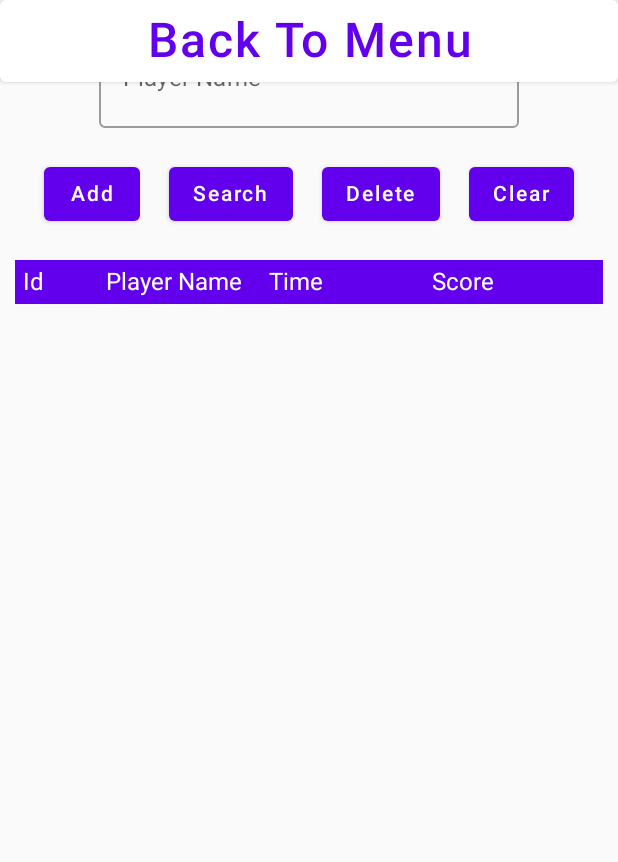
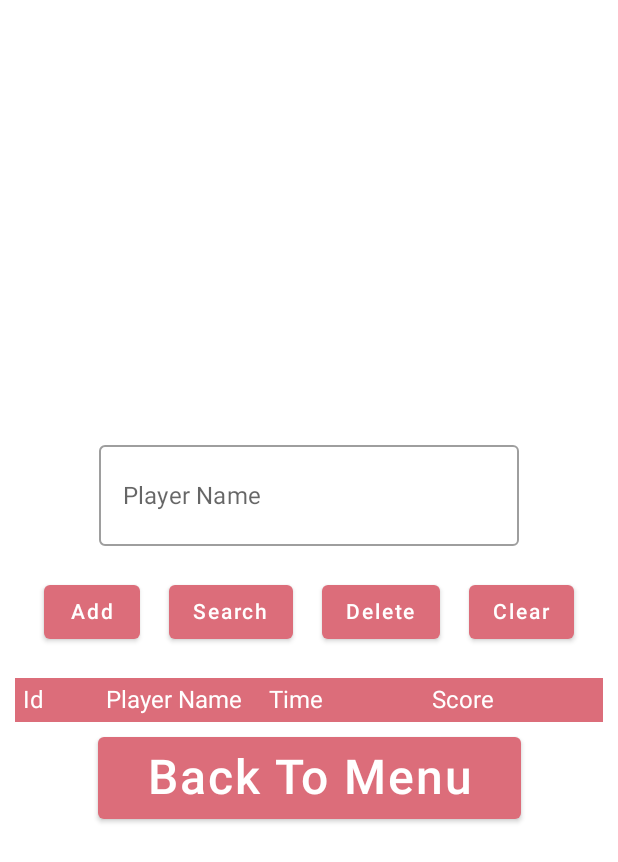
Before and after one commit to AlvaroS11/moviles, an Android app built with Jetpack Compose: the MainScreen screen opened through its navigation route, after a tap on "Ranking", on a phone screen of 412 x 824 dp. Shown: the top 862 px of the screen. Run offline under Robolectric (Android 15) with nearby library versions, the phone set to English and light mode, and no system bars; our stand-ins replace Room's generated code, livedata-compose.

Commit message:
Visual Update

```diff
--- a/DatingOrRelated/app/src/main/java/com/example/datingorrelated/Constants.kt
+++ b/DatingOrRelated/app/src/main/java/com/example/datingorrelated/Constants.kt
@@ -5,9 +5,9 @@ object Constants {
         val questionsList = ArrayList<Question>()
 
 
-        val q1 = Question(1, "Zeus/Hera", R.drawable.zeus, R.drawable.hera, "Both")
-        val q2 = Question(1, "Zeus/Metis", R.drawable.zeus, R.drawable.metis, "Dating")
-        val q3 = Question(1, "Zeus/Hestia", R.drawable.zeus, R.drawable.hestia, "Related")
+        val q1 = Question(1, "Zeus & Hera", R.drawable.zeus, R.drawable.hera, "Both")
+        val q2 = Question(1, "Zeus & Metis", R.drawable.zeus, R.drawable.metis, "Dating")
+        val q3 = Question(1, "Zeus & Hestia", R.drawable.zeus, R.drawable.hestia, "Related")
 
         questionsList.add(q1)
         questionsList.add(q2)
--- a/DatingOrRelated/app/src/main/java/com/example/datingorrelated/SC_Loading.kt
+++ b/DatingOrRelated/app/src/main/java/com/example/datingorrelated/SC_Loading.kt
@@ -1,17 +1,20 @@
 package com.example.datingorrelated
 
+import androidx.compose.foundation.Image
 import androidx.compose.foundation.background
-import androidx.compose.foundation.layout.Arrangement
-import androidx.compose.foundation.layout.Column
-import androidx.compose.foundation.layout.fillMaxHeight
-import androidx.compose.foundation.layout.fillMaxWidth
+import androidx.compose.foundation.border
+import androidx.compose.foundation.layout.*
+import androidx.compose.foundation.shape.CircleShape
 import androidx.compose.material.Button
 import androidx.compose.material.MaterialTheme
 import androidx.compose.material.Text
 import androidx.compose.runtime.Composable
 import androidx.compose.ui.Alignment
 import androidx.compose.ui.Modifier
+import androidx.compose.ui.draw.clip
+import androidx.compose.ui.res.painterResource
 import androidx.compose.ui.text.style.TextAlign
+import androidx.compose.ui.unit.dp
 import androidx.compose.ui.unit.sp
 import androidx.navigation.NavController
 
@@ -23,20 +26,36 @@ fun LoadingScreen(navController: NavController){
             .fillMaxHeight()
             .background(MaterialTheme.colors.background),
         verticalArrangement = Arrangement.Center,
-        horizontalAlignment = Alignment.CenterHorizontally
+        horizontalAlignment = Alignment.CenterHorizontally,
     ) {
+        Image(
+            painter = painterResource(R.drawable.zeus),
+            contentDescription = null,
+            modifier = Modifier
+                .size(250.dp)
+                .clip(CircleShape)
+                .border(10.dp, MaterialTheme.colors.primary, CircleShape)
+        )
+        Spacer(modifier = Modifier.size(30.dp))
         Button(
             onClick = {
                 navController.navigate(Screen.MainScreen.route)
             }
         ) {
             Text(
-            text = "Press anywhere to continue",
+            text = "DATING OR RELATED",
             fontSize = 32.sp,
             color = MaterialTheme.colors.onPrimary,
+            textAlign = TextAlign.Center
+            )
+
+        }
+        Text(
+            text = "Press the tittle to start",
+            fontSize = 24.sp,
+            color = MaterialTheme.colors.secondaryVariant,
             modifier = Modifier.fillMaxWidth(),
             textAlign = TextAlign.Center
-            )
-        }
+        )
     }
 }
--- a/DatingOrRelated/app/src/main/java/com/example/datingorrelated/SC_MainScreen.kt
+++ b/DatingOrRelated/app/src/main/java/com/example/datingorrelated/SC_MainScreen.kt
@@ -4,8 +4,10 @@ import android.app.Activity
 import android.media.MediaPlayer
 import android.util.Log
 import androidx.compose.foundation.background
+import androidx.compose.foundation.border
 import androidx.compose.foundation.layout.*
 import androidx.compose.foundation.lazy.LazyColumn
+import androidx.compose.foundation.shape.CircleShape
 import androidx.compose.material.*
 import androidx.compose.material.icons.Icons
 import androidx.compose.material.icons.filled.Settings
@@ -13,6 +15,7 @@ import androidx.compose.runtime.*
 import androidx.compose.runtime.saveable.rememberSaveable
 import androidx.compose.ui.Alignment
 import androidx.compose.ui.Modifier
+import androidx.compose.ui.draw.clip
 import androidx.compose.ui.platform.LocalContext
 import androidx.compose.ui.text.style.TextAlign
 import androidx.compose.ui.unit.dp
@@ -30,7 +33,7 @@ var volume = 1f
 @Composable
 fun TopBar(scope: CoroutineScope, scaffoldState: ScaffoldState){
     TopAppBar (
-        //modifier = Modifier.background(MaterialTheme.colors.primary),
+        modifier = Modifier.background(MaterialTheme.colors.primary),
         title = {Text(text = "Dating or Related",
             color = MaterialTheme.colors.onPrimary)},
         navigationIcon = {
@@ -233,6 +236,7 @@ fun MainScreenContent(navController: NavController){
             modifier = Modifier.fillMaxWidth(),
             textAlign = TextAlign.Center
         )
+        Spacer(modifier = Modifier.size(10.dp))
         Button(
             onClick = {
                 navController.navigate(Screen.IntroName.route)
@@ -243,39 +247,42 @@ fun MainScreenContent(navController: NavController){
                 text = "Start Game!",
                 fontSize = 32.sp,
                 color = MaterialTheme.colors.onPrimary,
-                modifier = Modifier.fillMaxWidth(),
                 textAlign = TextAlign.Center
             )
+
         }
+        Spacer(modifier = Modifier.size(10.dp))
         Button(
             onClick = {
                 navController.navigate(Screen.CreditsScreen.route)
             },
-            colors = ButtonDefaults.buttonColors(backgroundColor = MaterialTheme.colors.primary)
+            colors = ButtonDefaults.buttonColors(backgroundColor = MaterialTheme.colors.secondary)
         ) {
             Text(
                 text = "Credits",
                 fontSize = 32.sp,
                 color = MaterialTheme.colors.onPrimary,
-                modifier = Modifier.fillMaxWidth(),
+                modifier = Modifier.width(150.dp),
                 textAlign = TextAlign.Center
             )
         }
+        Spacer(modifier = Modifier.size(10.dp))
 
         Button(
             onClick = {
                 navController.navigate(Screen.RankingScreen.route)
             },
-            colors = ButtonDefaults.buttonColors(backgroundColor = MaterialTheme.colors.background)
+            colors = ButtonDefaults.buttonColors(backgroundColor = MaterialTheme.colors.secondary)
         ) {
             Text(
                 text = "Ranking",
                 fontSize = 32.sp,
-                color = MaterialTheme.colors.primary,
-                modifier = Modifier.fillMaxWidth(),
+                color = MaterialTheme.colors.onPrimary,
+                modifier = Modifier.width(150.dp),
                 textAlign = TextAlign.Center
             )
         }
+        Spacer(modifier = Modifier.size(10.dp))
 
         val activity = (LocalContext.current as? Activity)
 
@@ -283,12 +290,13 @@ fun MainScreenContent(navController: NavController){
             onClick = {
                 activity?.finish()
             },
+            colors = ButtonDefaults.buttonColors(backgroundColor = MaterialTheme.colors.onPrimary)
         ) {
             Text(
                 text = "Exit",
                 fontSize = 24.sp,
-                color = MaterialTheme.colors.secondary,
-                modifier = Modifier.fillMaxWidth(),
+                color = MaterialTheme.colors.error,
+                modifier = Modifier.width(100.dp),
                 textAlign = TextAlign.Center
             )
         }
--- a/DatingOrRelated/app/src/main/java/com/example/datingorrelated/SC_Ranking.kt
+++ b/DatingOrRelated/app/src/main/java/com/example/datingorrelated/SC_Ranking.kt
@@ -10,6 +10,7 @@ import androidx.compose.material.*
 import androidx.compose.runtime.*
 import androidx.compose.runtime.livedata.observeAsState
 import androidx.compose.ui.Alignment
+import androidx.compose.ui.Alignment.Companion.CenterVertically
 import androidx.compose.ui.Modifier
 import androidx.compose.ui.graphics.Color
 import androidx.compose.ui.platform.LocalContext
@@ -72,9 +73,12 @@ fun Ranking(allGames: List<GameStats>, searchResults: List<GameStats>, viewModel
     }
 
     Column(
-        horizontalAlignment = Alignment.CenterHorizontally,
         modifier = Modifier
             .fillMaxWidth()
+            .fillMaxHeight()
+            .background(MaterialTheme.colors.background),
+        verticalArrangement = Arrangement.Center,
+        horizontalAlignment = Alignment.CenterHorizontally,
     ) {
         CustomTextField(
             title = "Player Name",
@@ -143,6 +147,7 @@ fun Ranking(allGames: List<GameStats>, searchResults: List<GameStats>, viewModel
             Modifier
                 .fillMaxWidth()
                 .padding(10.dp)
+                .background(MaterialTheme.colors.secondary)
         ) {
             val list = if (searching) searchResults else allGames
 
@@ -157,21 +162,22 @@ fun Ranking(allGames: List<GameStats>, searchResults: List<GameStats>, viewModel
                 )
             }
         }
-    }
         Button(
             onClick = {
                 navController.navigate(Screen.MainScreen.route)
             },
-        colors = ButtonDefaults.buttonColors(backgroundColor = MaterialTheme.colors.background)
+            colors = ButtonDefaults.buttonColors(backgroundColor = MaterialTheme.colors.primary)
         ) {
             Text(
                 text = "Back To Menu",
                 fontSize = 32.sp,
-            color = MaterialTheme.colors.primary,
-            modifier = Modifier.fillMaxWidth(),
+                color = MaterialTheme.colors.background,
+                modifier = Modifier.width(250.dp),
                 textAlign = TextAlign.Center
             )
         }
+    }
+
 
 }
 
--- a/DatingOrRelated/app/src/main/java/com/example/datingorrelated/ui/theme/Color.kt
+++ b/DatingOrRelated/app/src/main/java/com/example/datingorrelated/ui/theme/Color.kt
@@ -7,3 +7,8 @@ val Purple500 = Color(0xFF6200EE)
 val Purple700 = Color(0xFF3700B3)
 val Teal200 = Color(0xFF03DAC5)
 val Red200 = Color(0xFF0000)
+val Peach0 = Color(0xFFE9AAB9)
+val Peach1 = Color(0xFFEB8591)
+val Peach2 = Color(0xFFDC6D7A)
+val Teal0 = Color(0xFF8FD1D9)
+val Teal1 = Color(0xFF73BAC3)
--- a/DatingOrRelated/app/src/main/res/values/themes.xml
+++ b/DatingOrRelated/app/src/main/res/values/themes.xml
@@ -2,6 +2,6 @@
 <resources>
 
     <style name="Theme.DatingOrRelated" parent="android:Theme.Material.Light.NoActionBar">
-        <item name="android:statusBarColor">@color/purple_700</item>
+        <item name="android:statusBarColor">@color/peach_700</item>
     </style>
 </resources>
```
Also changed, not shown: DatingOrRelated/app/src/main/java/com/example/datingorrelated/SC_CreditsScreen.kt (+9 -9 lines), DatingOrRelated/app/src/main/java/com/example/datingorrelated/SC_EndGameScreen.kt (+26 -13 lines), DatingOrRelated/app/src/main/java/com/example/datingorrelated/SC_GameScreen.kt (+28 -9 lines), DatingOrRelated/app/src/main/java/com/example/datingorrelated/SC_SelectName.kt (+6 -1 lines), DatingOrRelated/app/src/main/java/com/example/datingorrelated/ui/theme/Theme.kt (+7 -6 lines), DatingOrRelated/app/src/main/res/values/colors.xml (+5 -5 lines). Lines whose indentation alone changed are shown as unchanged.
